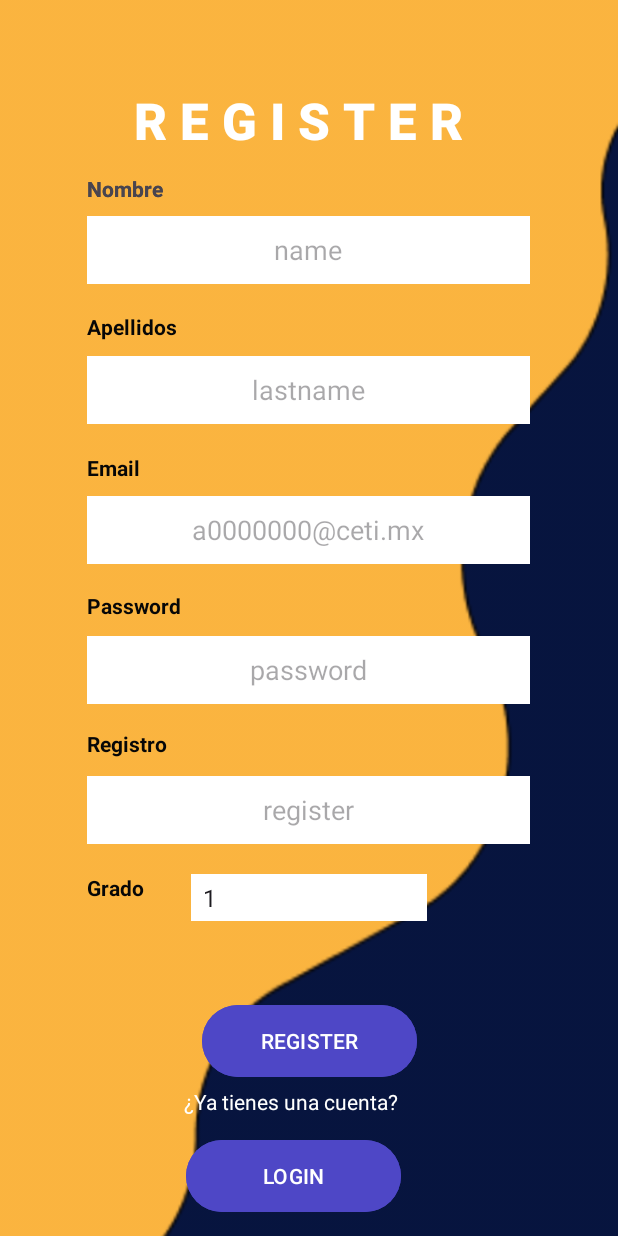
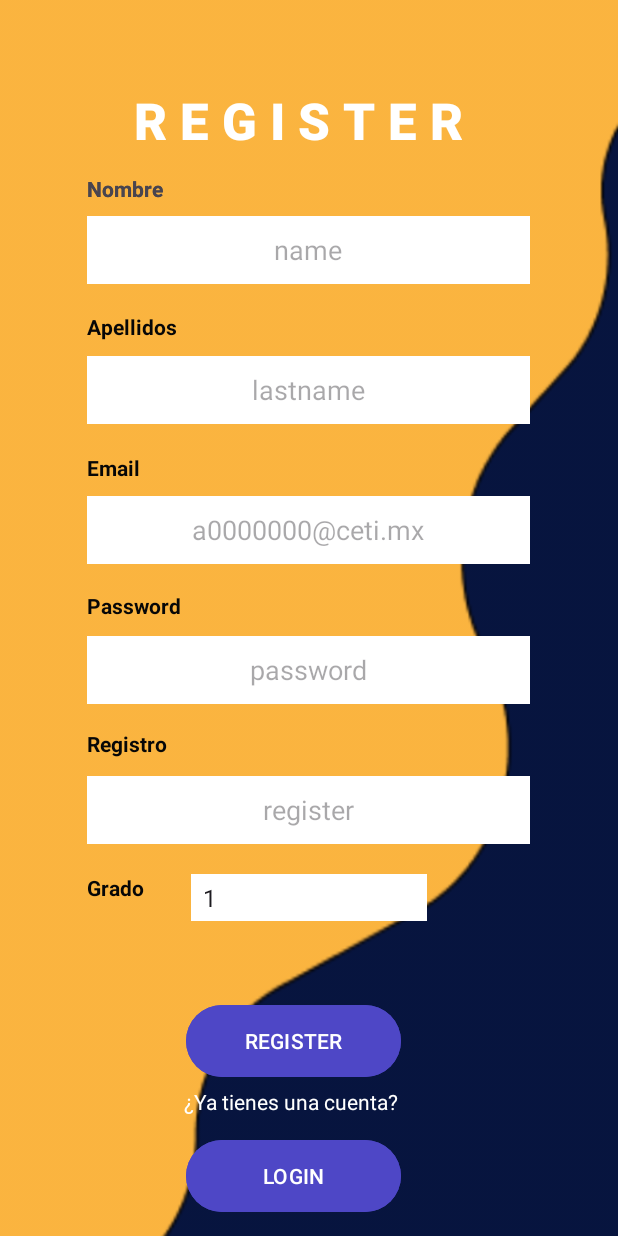
Before and after one commit to xFlameLiq/MobileProject2, an Android app: the RegisterActivity screen opened directly, with no data from a screen before it, on a phone screen of 412 x 824 dp. Run offline under Robolectric (Android 15) with nearby library versions, the phone set to English and light mode, and no system bars.

Commit message:
update of views

```diff
--- a/app/src/main/res/layout/activity_register.xml
+++ b/app/src/main/res/layout/activity_register.xml
@@ -214,6 +214,7 @@
         android:text="REGISTER"
         app:layout_constraintBottom_toBottomOf="parent"
         app:layout_constraintEnd_toEndOf="parent"
+        app:layout_constraintHorizontal_bias="0.462"
         app:layout_constraintStart_toStartOf="parent"
         app:layout_constraintTop_toTopOf="parent"
         app:layout_constraintVertical_bias="0.867" />
```
